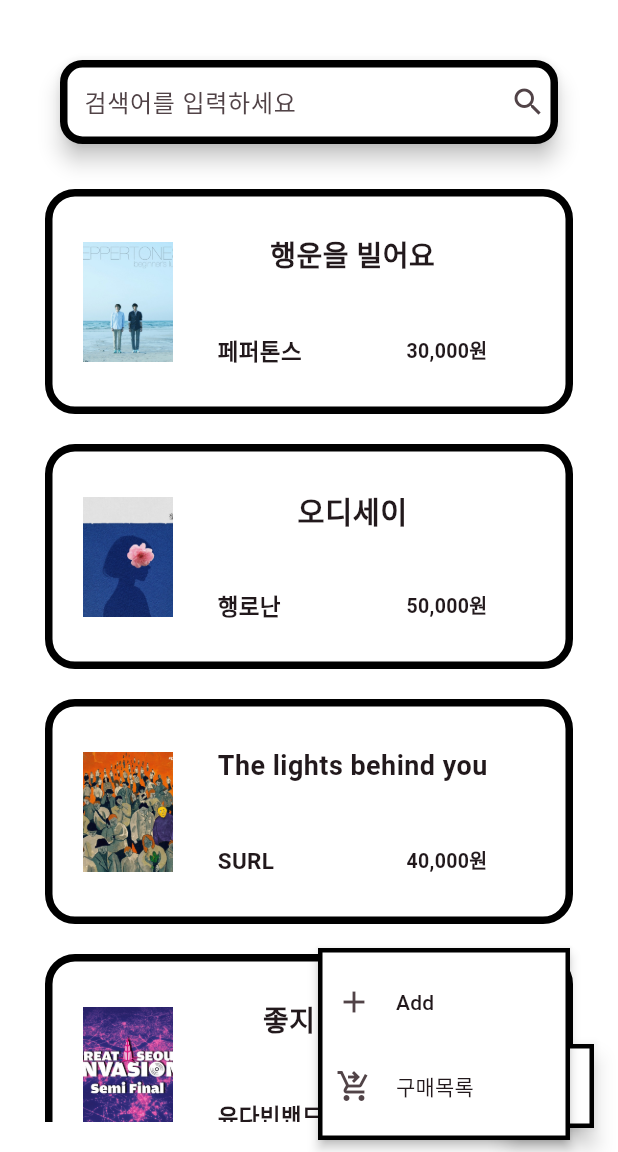
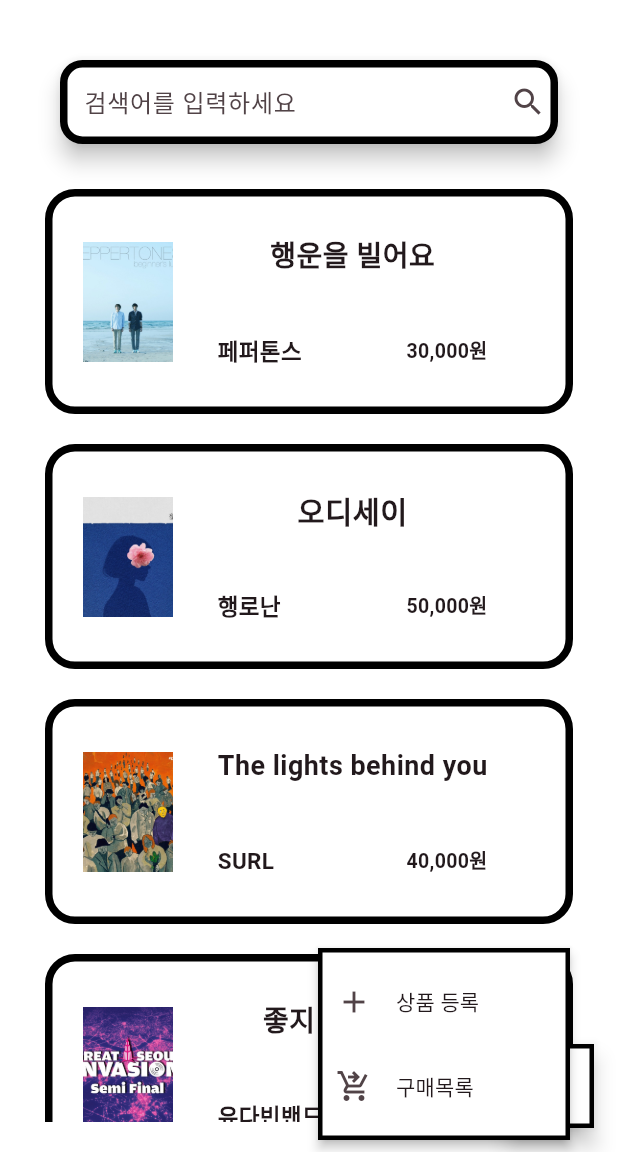
Before and after one commit to nakwon-music-shop/ONLINE_SHOPPINGMALL, a Flutter app: the screen it shows after launch, after a tap on the "add" icon, on a phone screen of 412 x 824 dp, the part 84-1236 px from its top. Run offline on Flutter 3.47's test engine with Material 3 defaults, Android fonts, the phone set to English and light mode, and no system bars; our stand-ins replace image_picker.

Commit message:
[fix]상품 등록 버튼 문구 수정

```diff
--- a/nakwon_online_shoppingmall/lib/pages/home/home_page.dart
+++ b/nakwon_online_shoppingmall/lib/pages/home/home_page.dart
@@ -111,7 +111,7 @@ class _HomePageState extends State<HomePage> {
                   },
                   child: ListTile(
                     leading: Icon(Icons.add),
-                    title: Text('Add'),
+                    title: Text('상품 등록'),
                   ),
                 ),
                 PopupMenuItem(
```
